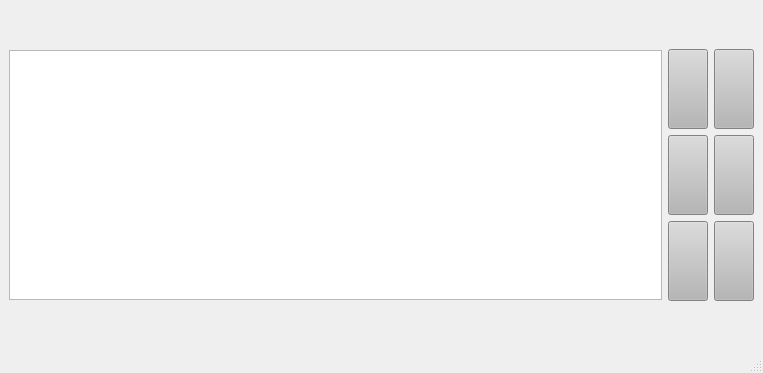
This is GUI.ui in katrindaet/ChallengePetra2022 as Qt 5 draws it before an edit. The edited form follows.
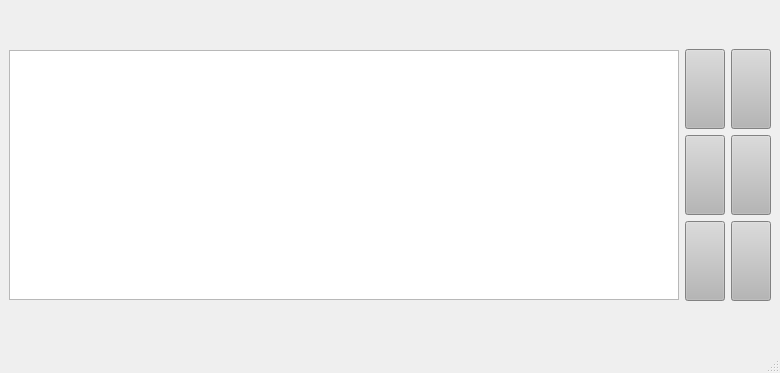
This is the edited form.

The edit to the form file:
```diff
--- a/GUI.ui
+++ b/GUI.ui
@@ -6,7 +6,7 @@
    <rect>
     <x>0</x>
     <y>0</y>
-    <width>763</width>
+    <width>780</width>
     <height>373</height>
    </rect>
   </property>
```
Left out of the diff: 4 changed lines with no effect on the pictures.
